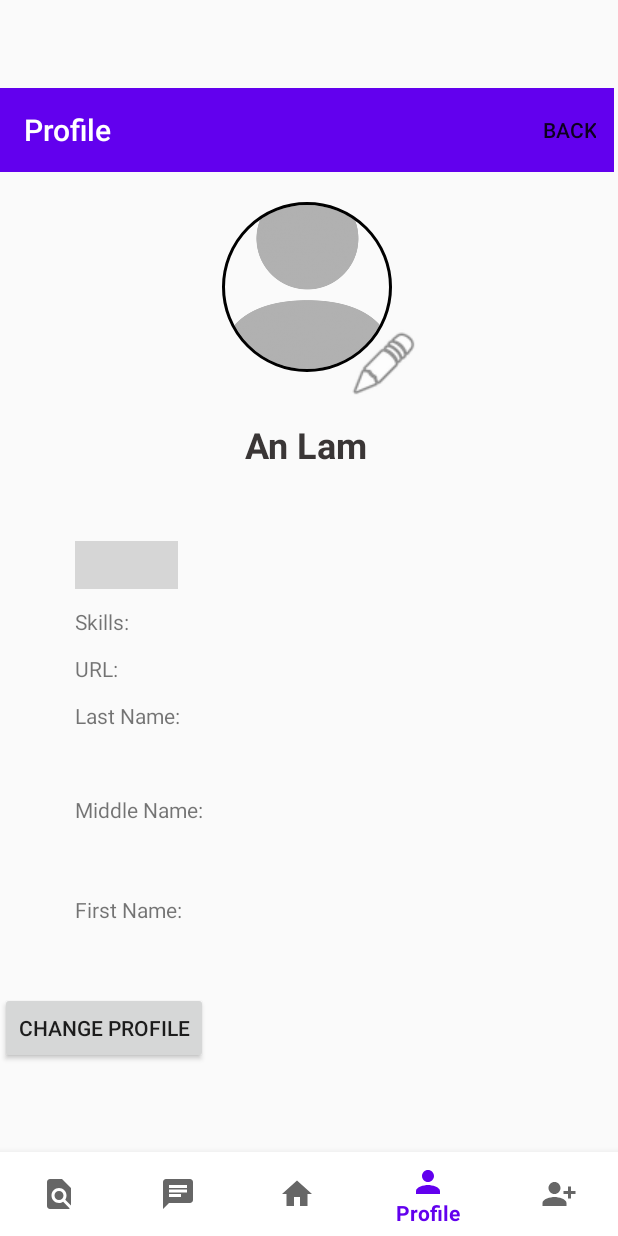
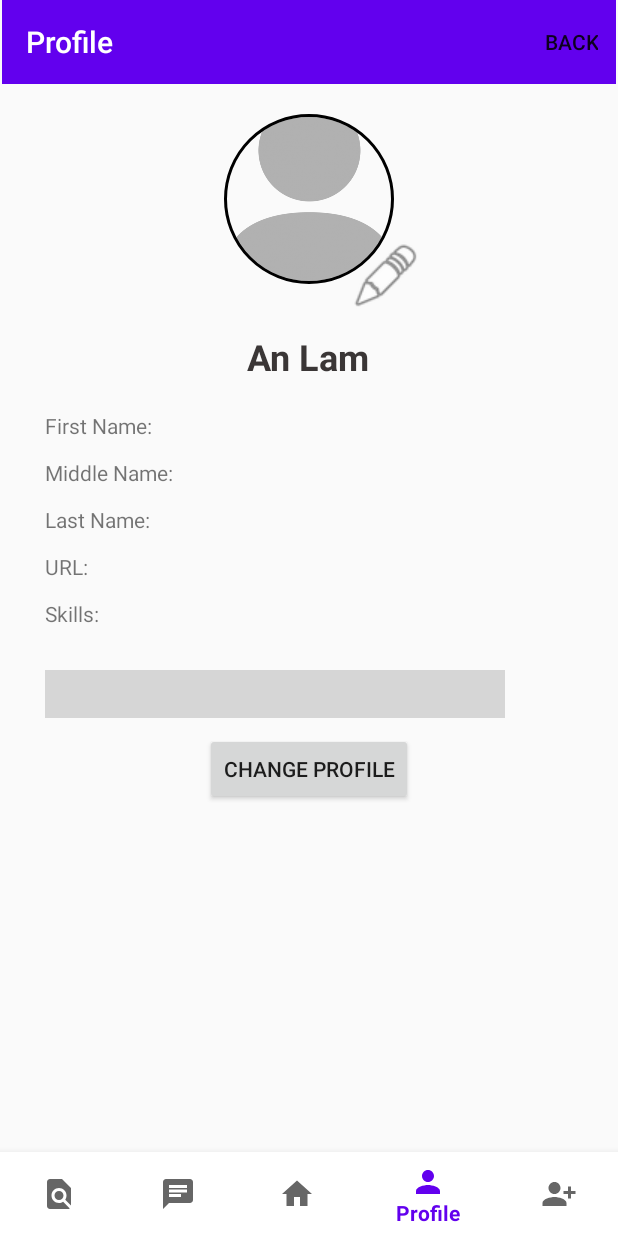
Before and after one commit to DroidTech-TTU/findteam_android_v1.0, an Android app: the FragProfiles screen opened through its navigation route, on a phone screen of 412 x 824 dp. Run offline under Robolectric (Android 15) with nearby library versions, the phone set to English and light mode, and no system bars; our stand-ins replace CircleImageView, navigation-ui; libraries missing offline, so code that uses them is left out: co.lujun.androidtagview; plain views replace TagContainerLayout; 2 statements that could not run were skipped; grey boxes are pictures that could not be loaded.

Commit message:
Fixed scrollview

```diff
--- a/app/src/main/res/layout/activity_main.xml
+++ b/app/src/main/res/layout/activity_main.xml
@@ -12,9 +12,9 @@
         android:id="@+id/activity_main_nav_host_fragment"
         android:name="androidx.navigation.fragment.NavHostFragment"
         android:layout_width="match_parent"
-        android:layout_height="wrap_content"
+        android:layout_height="0dp"
         app:defaultNavHost="true"
-        app:layout_constraintBottom_toTopOf="@+id/activity_main_bottom_navigation_view"
+
         app:layout_constraintLeft_toLeftOf="parent"
         app:layout_constraintRight_toRightOf="parent"
         app:layout_constraintTop_toTopOf="parent"
--- a/app/src/main/res/layout/frag_profile.xml
+++ b/app/src/main/res/layout/frag_profile.xml
@@ -2,8 +2,8 @@
 <androidx.constraintlayout.widget.ConstraintLayout xmlns:android="http://schemas.android.com/apk/res/android"
     xmlns:app="http://schemas.android.com/apk/res-auto"
     xmlns:tools="http://schemas.android.com/tools"
-    android:layout_width="wrap_content"
-    android:layout_height="wrap_content">
+    android:layout_width="match_parent"
+    android:layout_height="match_parent">
 
     <androidx.appcompat.widget.Toolbar
         android:id="@+id/tbCreateProject"
@@ -61,30 +61,34 @@
         tools:text="An Lam" />
 
     <ScrollView
+        android:id="@+id/scrollView2"
         android:layout_width="match_parent"
-        android:layout_height="match_parent"
+        android:layout_height="0dp"
+        app:layout_constraintHeight_default="wrap"
         android:layout_marginTop="20dp"
-        android:fillViewport="true"
-        app:layout_constraintTop_toBottomOf="@id/profFullName"
-        tools:layout_editor_absoluteX="1dp">
+        android:layout_marginBottom="10dp"
+        app:layout_constraintBottom_toTopOf="@+id/activity_main_bottom_navigation_view"
+        app:layout_constraintEnd_toEndOf="parent"
+        app:layout_constraintStart_toStartOf="parent"
+        app:layout_constraintTop_toBottomOf="@id/profFullName">
 
-        <LinearLayout
+        <androidx.constraintlayout.widget.ConstraintLayout
+            android:id="@+id/cons_inside"
             android:layout_width="match_parent"
-            android:layout_height="wrap_content"
-            android:orientation="vertical">
+            android:layout_height="wrap_content">
 
             <co.lujun.androidtagview.TagContainerLayout
                 android:id="@+id/skills_tag"
                 android:layout_width="match_parent"
                 android:layout_height="wrap_content"
-                android:layout_marginStart="50dp"
+                android:layout_marginStart="30dp"
                 android:layout_marginTop="28dp"
-                android:layout_marginEnd="20dp"
+                android:layout_marginEnd="75dp"
                 android:padding="10dp"
                 app:container_enable_drag="false"
                 app:horizontal_interval="10dp"
                 app:layout_constraintEnd_toEndOf="parent"
-                app:layout_constraintHorizontal_bias="1.0"
+                app:layout_constraintHorizontal_bias="0.0"
                 app:layout_constraintStart_toStartOf="parent"
                 app:layout_constraintTop_toBottomOf="@+id/profSkills_text"
                 app:tag_clickable="true"
@@ -95,7 +99,7 @@
                 android:id="@+id/profSkills_text"
                 android:layout_width="wrap_content"
                 android:layout_height="wrap_content"
-                android:layout_marginStart="50dp"
+                android:layout_marginStart="30dp"
                 android:layout_marginTop="12dp"
                 android:lineSpacingExtra="20sp"
                 android:text="Skills:"
@@ -106,7 +110,7 @@
                 android:id="@+id/profUrl_text"
                 android:layout_width="wrap_content"
                 android:layout_height="wrap_content"
-                android:layout_marginStart="50dp"
+                android:layout_marginStart="30dp"
                 android:layout_marginTop="12dp"
                 android:lineSpacingExtra="20sp"
                 android:text="URL:"
@@ -117,7 +121,7 @@
                 android:id="@+id/profLastName_text"
                 android:layout_width="wrap_content"
                 android:layout_height="wrap_content"
-                android:layout_marginStart="50dp"
+                android:layout_marginStart="30dp"
                 android:layout_marginTop="12dp"
                 android:lineSpacingExtra="20sp"
                 android:text="@string/last_name"
@@ -139,7 +143,7 @@
                 android:id="@+id/profMiddleName_text"
                 android:layout_width="wrap_content"
                 android:layout_height="wrap_content"
-                android:layout_marginStart="50dp"
+                android:layout_marginStart="30dp"
                 android:layout_marginTop="12dp"
                 android:lineSpacingExtra="20sp"
                 android:text="@string/middle_name"
@@ -161,22 +165,20 @@
                 android:id="@+id/profFirstName_text"
                 android:layout_width="wrap_content"
                 android:layout_height="wrap_content"
-                android:layout_marginStart="50dp"
-                android:layout_marginTop="16dp"
+                android:layout_marginStart="30dp"
                 android:lineSpacingExtra="20sp"
                 android:text="@string/first_name"
                 app:layout_constraintStart_toStartOf="parent"
-                app:layout_constraintTop_toBottomOf="@+id/profFullName" />
+                app:layout_constraintTop_toTopOf="parent" />
 
             <TextView
                 android:id="@+id/profFirstName"
                 android:layout_width="wrap_content"
                 android:layout_height="wrap_content"
                 android:layout_marginStart="10dp"
-                android:layout_marginTop="16dp"
                 android:textColor="#171717"
                 app:layout_constraintStart_toEndOf="@+id/profFirstName_text"
-                app:layout_constraintTop_toBottomOf="@+id/profFullName"
+                app:layout_constraintTop_toTopOf="parent"
                 tools:text="An" />
 
             <Button
@@ -189,10 +191,18 @@
                 app:layout_constraintStart_toStartOf="parent"
                 app:layout_constraintTop_toBottomOf="@+id/skills_tag" />
 
-        </LinearLayout>
-
-
+        </androidx.constraintlayout.widget.ConstraintLayout>
     </ScrollView>
 
+    <com.google.android.material.bottomnavigation.BottomNavigationView
+        android:id="@+id/activity_main_bottom_navigation_view"
+        android:layout_width="match_parent"
+        android:layout_height="wrap_content"
+        android:background="@color/white"
+        app:layout_constraintBottom_toBottomOf="parent"
+        app:layout_constraintLeft_toLeftOf="parent"
+        app:layout_constraintRight_toRightOf="parent"
+        app:menu="@menu/navigation_menu"
+        android:visibility="invisible" />
 
 </androidx.constraintlayout.widget.ConstraintLayout>
```
